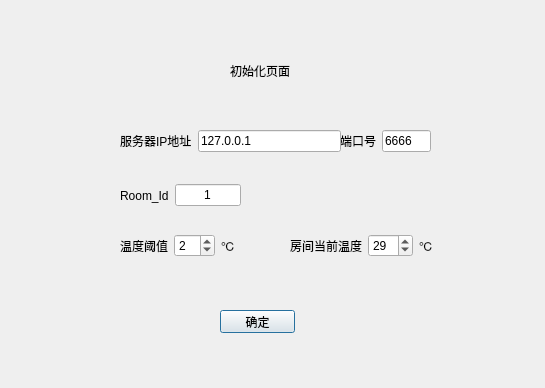
Qt form GuestClient/initialpage.ui (starsload/46572020) before a commit.
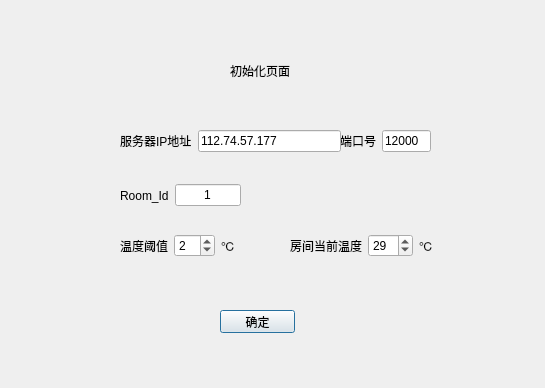
The same form after that commit.

What changed in the file:
```diff
--- a/GuestClient/initialpage.ui
+++ b/GuestClient/initialpage.ui
@@ -95,7 +95,7 @@
     <item>
      <widget class="QLineEdit" name="le_port">
       <property name="text">
-       <string>6666</string>
+       <string>12000</string>
       </property>
       <property name="maxLength">
        <number>5</number>
@@ -124,7 +124,7 @@
     <item>
      <widget class="QLineEdit" name="le_ip_address">
       <property name="text">
-       <string>127.0.0.1</string>
+       <string>112.74.57.177</string>
       </property>
      </widget>
     </item>
```
